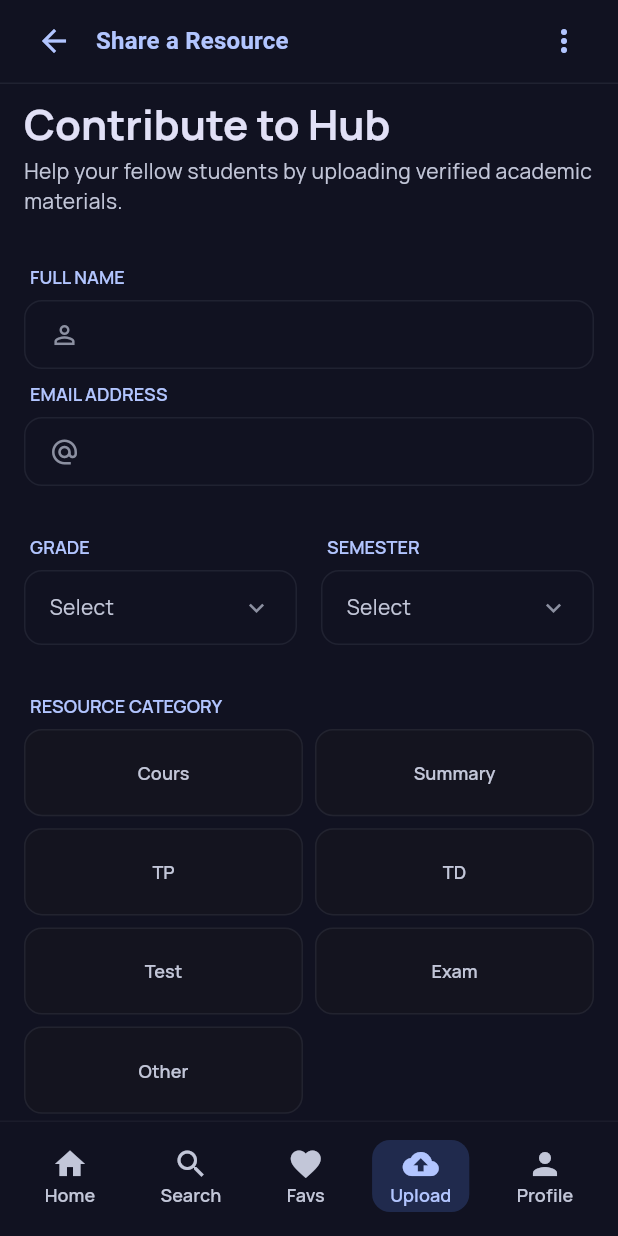
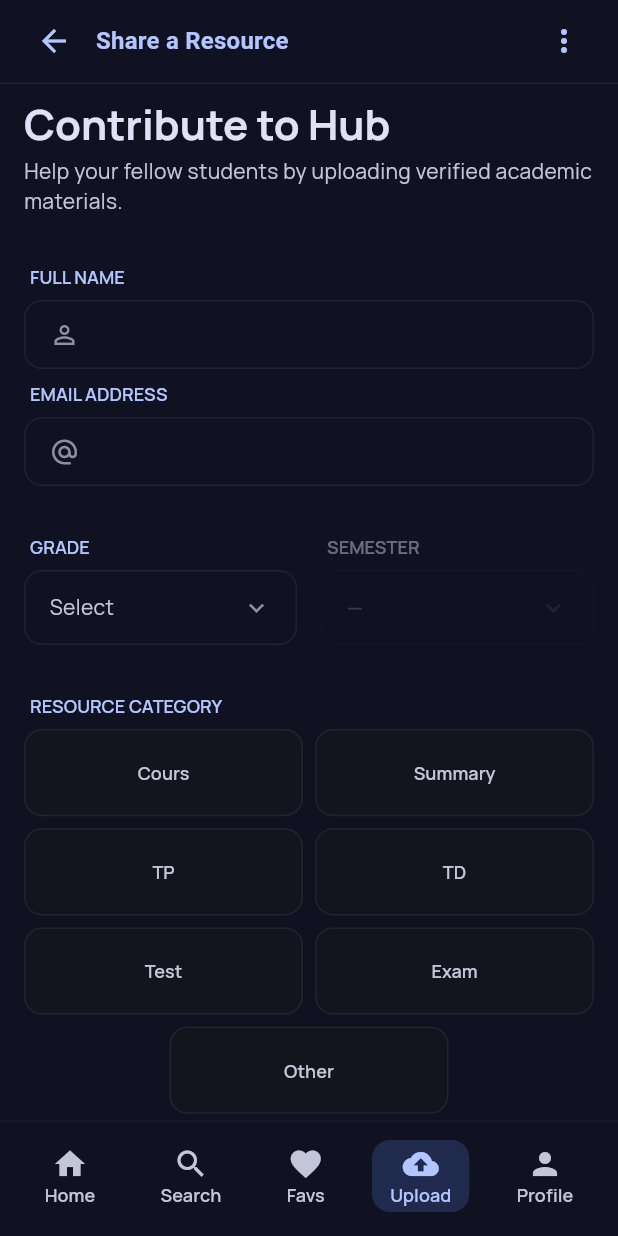
Before and after one commit to A7medAmine/csbouira_app, a Flutter app: the UploadScreen screen opened by its route, on a phone screen of 412 x 824 dp. Run offline on Flutter 3.47's test engine with Material 3 defaults, Android fonts, the phone set to English and light mode, and no system bars; our stand-ins replace cached_network_image, file_picker, flutter_dotenv, flutter_riverpod, go_router, google_fonts and 7 more; missing offline and left inert: flutter_doc_scanner, syncfusion_flutter_pdfviewer; accounts and stored records are empty; network calls fail.

Commit message:
fixing the upload review file modal and fixing the dropdown

```diff
--- a/lib/features/upload/upload_screen.dart
+++ b/lib/features/upload/upload_screen.dart
@@ -894,7 +894,7 @@ class _UploadScreenState extends ConsumerState<UploadScreen> {
                         height: itemHeight,
                         child: Center(
                           child: Row(
-            mainAxisSize: MainAxisSize.max,
+                            mainAxisSize: MainAxisSize.min,
                             children: rowItems,
                           ),
                         ),
@@ -919,11 +919,14 @@ class _UploadScreenState extends ConsumerState<UploadScreen> {
 
   Widget _buildModuleField(ThemeData theme, List<String> _) {
     final gradeMap = _selectedGrade != null ? _modulesByGradeSemester[_selectedGrade] : null;
-    final modules = gradeMap != null && _selectedSemester != null ? gradeMap[_selectedSemester] ?? [] : <String>[];    return _buildDropdown(
+    final modules = gradeMap != null && _selectedSemester != null ? gradeMap[_selectedSemester] ?? [] : <String>[];
+    final moduleEnabled = _selectedGrade != null && _selectedSemester != null;
+    return _buildDropdown(
       theme: theme,
       label: 'MODULE',
       value: _selectedModule,
       items: modules,
+      enabled: moduleEnabled,
       onChanged: (v) => setState(() => _selectedModule = v),
     );
   }
@@ -952,6 +955,7 @@ class _UploadScreenState extends ConsumerState<UploadScreen> {
             label: 'SEMESTER',
             value: _selectedSemester,
             items: semesters,
+            enabled: _selectedGrade != null,
             onChanged: (v) => setState(() => _selectedSemester = v),
           ),
         ),
@@ -965,6 +969,7 @@ class _UploadScreenState extends ConsumerState<UploadScreen> {
     required String? value,
     required List<String> items,
     required ValueChanged<String?> onChanged,
+    bool enabled = true,
   }) {
     return Column(
       crossAxisAlignment: CrossAxisAlignment.start,
@@ -974,12 +979,17 @@ class _UploadScreenState extends ConsumerState<UploadScreen> {
           child: Text(
             label,
             style: theme.textTheme.labelMedium?.copyWith(
-              color: theme.colorScheme.primary,
+              color: enabled ? theme.colorScheme.primary : theme.colorScheme.onSurfaceVariant.withAlpha(128),
             ),
           ),
         ),
         GestureDetector(
-          onTap: () => _showDropdownSheet(theme, label, value, items, onChanged),
+          onTap: enabled
+              ? () => _showDropdownSheet(theme, label, value, items, onChanged)
+              : null,
+          child: AnimatedOpacity(
+            duration: const Duration(milliseconds: 200),
+            opacity: enabled ? 1.0 : 0.45,
             child: Container(
               width: double.infinity,
               padding: const EdgeInsets.symmetric(
@@ -987,30 +997,35 @@ class _UploadScreenState extends ConsumerState<UploadScreen> {
                 vertical: 14,
               ),
               decoration: BoxDecoration(
-              color: theme.colorScheme.surfaceContainer,
+                color: enabled
+                    ? theme.colorScheme.surfaceContainer
+                    : theme.colorScheme.surfaceContainerLow,
                 borderRadius: BorderRadius.circular(AppRadius.md),
                 border: Border.all(
-                color: theme.colorScheme.outlineVariant.withAlpha(77),
+                  color: enabled
+                      ? theme.colorScheme.outlineVariant.withAlpha(77)
+                      : theme.colorScheme.outlineVariant.withAlpha(38),
                 ),
               ),
               child: Row(
                 children: [
                   Expanded(
                     child: Text(
-                    value ?? 'Select',
+                      value ?? (enabled ? 'Select' : '—'),
                       style: theme.textTheme.bodyMedium?.copyWith(
                         color: value != null
                             ? theme.colorScheme.onSurface
-                          : theme.colorScheme.onSurfaceVariant,
+                            : theme.colorScheme.onSurfaceVariant.withAlpha(enabled ? 255 : 128),
                       ),
                     ),
                   ),
                   Icon(
                     Icons.expand_more,
-                  color: theme.colorScheme.outline,
+                    color: theme.colorScheme.outline.withAlpha(enabled ? 255 : 77),
                     size: 20,
                   ),
                 ],
+              ),
             ),
           ),
         ),
@@ -1278,7 +1293,7 @@ class _UploadScreenState extends ConsumerState<UploadScreen> {
                 const SizedBox(width: 6),
                 Text(
                   'Change file',
-                  style: theme.textTheme.labelMedium?.copyWith(
+              style: theme.textTheme.bodyMedium?.copyWith(
                     color: theme.colorScheme.primary,
                   ),
                 ),
```
Also changed, not shown: lib/features/upload/upload_review_screen.dart (+29 -28 lines). Lines whose indentation alone changed are shown as unchanged.
